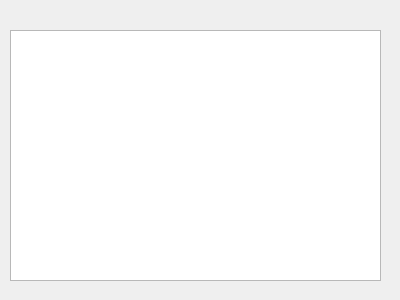
Above: qt_ui/dictionary.ui from Laponina/learn_english before the change. Below: the same form after it.
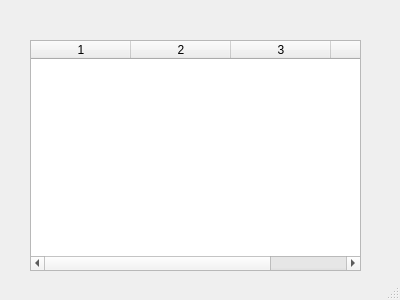
That is the form after the change.

Commit message: разобраться с TODO

The edit to the form file:
```diff
--- a/qt_ui/dictionary.ui
+++ b/qt_ui/dictionary.ui
@@ -13,15 +13,28 @@
   <property name="windowTitle">
    <string>Dictionary</string>
   </property>
-  <widget class="QListView" name="list_words">
+  <property name="sizeGripEnabled">
+   <bool>true</bool>
+  </property>
+  <property name="modal">
+   <bool>false</bool>
+  </property>
+  <widget class="QTableWidget" name="list_word">
    <property name="geometry">
     <rect>
-     <x>10</x>
-     <y>30</y>
-     <width>371</width>
-     <height>251</height>
+     <x>30</x>
+     <y>40</y>
+     <width>331</width>
+     <height>231</height>
     </rect>
    </property>
+   <property name="columnCount">
+    <number>4</number>
+   </property>
+   <column/>
+   <column/>
+   <column/>
+   <column/>
   </widget>
  </widget>
  <resources/>
```
The commit also changes 2 other files.
